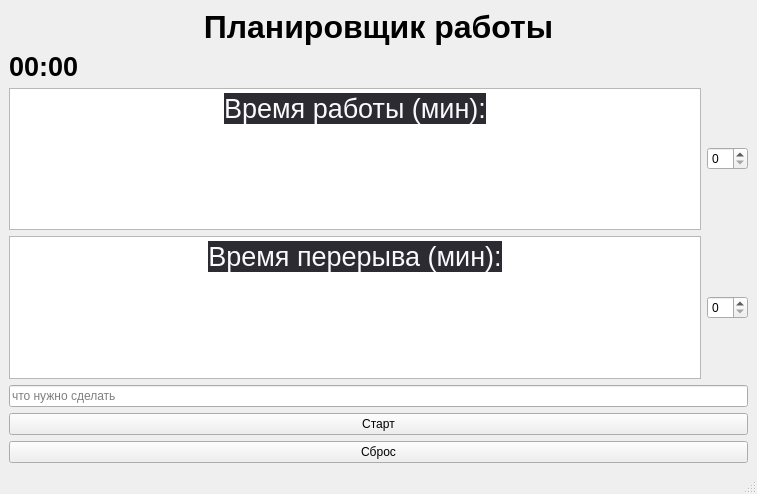
First picture: the form in mainwindow.ui, repository F3lixxx/BreakTime, before the edit.
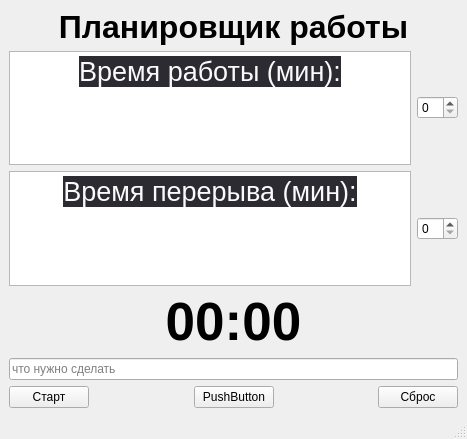
Second picture: the form after the edit.

```diff
--- a/mainwindow.ui
+++ b/mainwindow.ui
@@ -6,8 +6,8 @@
    <rect>
     <x>0</x>
     <y>0</y>
-    <width>757</width>
-    <height>494</height>
+    <width>467</width>
+    <height>439</height>
    </rect>
   </property>
   <property name="windowTitle">
@@ -15,22 +15,6 @@
   </property>
   <widget class="QWidget" name="centralwidget">
    <layout class="QGridLayout" name="gridLayout">
-    <item row="1" column="0">
-     <widget class="QLabel" name="lb_qtime">
-      <property name="font">
-       <font>
-        <pointsize>20</pointsize>
-        <bold>true</bold>
-       </font>
-      </property>
-      <property name="text">
-       <string>00:00</string>
-      </property>
-      <property name="margin">
-       <number>50</number>
-      </property>
-     </widget>
-    </item>
     <item row="2" column="0">
      <layout class="QVBoxLayout" name="verticalLayout">
       <item>
@@ -60,6 +44,12 @@
 &lt;/style&gt;&lt;/head&gt;&lt;body style=&quot; font-family:'Segoe UI'; font-size:22pt; font-weight:400; font-style:normal;&quot;&gt;
 &lt;p align=&quot;center&quot; style=&quot; margin-top:0px; margin-bottom:0px; margin-left:0px; margin-right:0px; -qt-block-indent:0; text-indent:0px;&quot;&gt;&lt;span style=&quot; font-family:'system-ui','ui-sans-serif','-apple-system','BlinkMacSystemFont','sans-serif','Inter','NotoSansHans'; font-size:20pt; color:#fafafc; background-color:#2b2b31;&quot;&gt;Время работы (мин):&lt;/span&gt;&lt;/p&gt;&lt;/body&gt;&lt;/html&gt;</string>
           </property>
+          <property name="cursorWidth">
+           <number>1</number>
+          </property>
+          <property name="textInteractionFlags">
+           <set>Qt::TextInteractionFlag::NoTextInteraction</set>
+          </property>
          </widget>
         </item>
         <item>
@@ -71,6 +61,12 @@
        <layout class="QHBoxLayout" name="horizontalLayout_2">
         <item>
          <widget class="QTextEdit" name="te_break">
+          <property name="font">
+           <font>
+            <italic>false</italic>
+            <bold>false</bold>
+           </font>
+          </property>
           <property name="readOnly">
            <bool>true</bool>
           </property>
@@ -84,6 +80,12 @@
 &lt;/style&gt;&lt;/head&gt;&lt;body style=&quot; font-family:'Segoe UI'; font-size:9pt; font-weight:400; font-style:normal;&quot;&gt;
 &lt;p align=&quot;center&quot; style=&quot; margin-top:0px; margin-bottom:0px; margin-left:0px; margin-right:0px; -qt-block-indent:0; text-indent:0px;&quot;&gt;&lt;span style=&quot; font-family:'system-ui','ui-sans-serif','-apple-system','BlinkMacSystemFont','sans-serif','Inter','NotoSansHans'; font-size:20pt; color:#fafafc; background-color:#2b2b31;&quot;&gt;Время перерыва (мин):&lt;/span&gt;&lt;/p&gt;&lt;/body&gt;&lt;/html&gt;</string>
           </property>
+          <property name="overwriteMode">
+           <bool>false</bool>
+          </property>
+          <property name="textInteractionFlags">
+           <set>Qt::TextInteractionFlag::NoTextInteraction</set>
+          </property>
          </widget>
         </item>
         <item>
@@ -91,6 +93,31 @@
         </item>
        </layout>
       </item>
+      <item>
+       <widget class="QLabel" name="lb_qtime">
+        <property name="sizePolicy">
+         <sizepolicy hsizetype="Preferred" vsizetype="Preferred">
+          <horstretch>0</horstretch>
+          <verstretch>0</verstretch>
+         </sizepolicy>
+        </property>
+        <property name="font">
+         <font>
+          <pointsize>40</pointsize>
+          <bold>true</bold>
+         </font>
+        </property>
+        <property name="text">
+         <string>00:00</string>
+        </property>
+        <property name="alignment">
+         <set>Qt::AlignmentFlag::AlignCenter</set>
+        </property>
+        <property name="margin">
+         <number>6</number>
+        </property>
+       </widget>
+      </item>
       <item>
        <widget class="QLineEdit" name="le_todo">
         <property name="placeholderText">
@@ -99,6 +126,8 @@
        </widget>
       </item>
       <item>
+       <layout class="QHBoxLayout" name="horizontalLayout_3">
+        <item>
        <widget class="QPushButton" name="pb_start">
         <property name="text">
          <string>Старт</string>
@@ -108,6 +137,39 @@
         </property>
        </widget>
       </item>
+        <item>
+         <spacer name="horizontalSpacer_2">
+          <property name="orientation">
+           <enum>Qt::Orientation::Horizontal</enum>
+          </property>
+          <property name="sizeHint" stdset="0">
+           <size>
+            <width>40</width>
+            <height>20</height>
+           </size>
+          </property>
+         </spacer>
+        </item>
+        <item>
+         <widget class="QPushButton" name="pushButton">
+          <property name="text">
+           <string>PushButton</string>
+          </property>
+         </widget>
+        </item>
+        <item>
+         <spacer name="horizontalSpacer">
+          <property name="orientation">
+           <enum>Qt::Orientation::Horizontal</enum>
+          </property>
+          <property name="sizeHint" stdset="0">
+           <size>
+            <width>40</width>
+            <height>20</height>
+           </size>
+          </property>
+         </spacer>
+        </item>
       <item>
        <widget class="QPushButton" name="pb_reset">
         <property name="text">
@@ -117,6 +179,8 @@
       </item>
      </layout>
     </item>
+     </layout>
+    </item>
     <item row="0" column="0">
      <widget class="QLabel" name="lb_planner">
       <property name="font">
@@ -140,7 +204,7 @@
     <rect>
      <x>0</x>
      <y>0</y>
-     <width>757</width>
+     <width>467</width>
      <height>21</height>
     </rect>
    </property>
```
Lines whose indentation alone changed are shown as unchanged.
